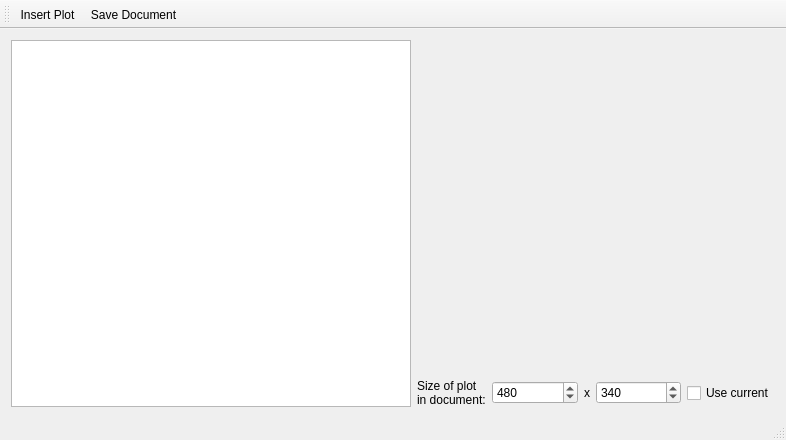
Qt form CrowdAnalysys/graphview.ui (AlexanderJHill/Software-Engineering) before a commit.
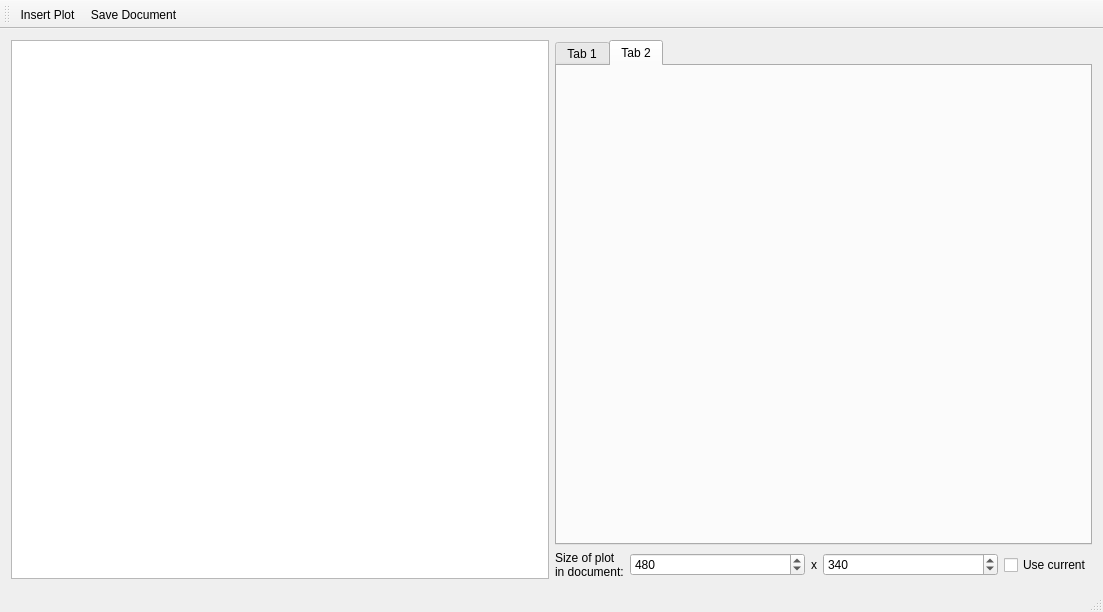
The same form after that commit. Custom widgets are drawn as their Qt base class.

Diff of the .ui file:
```diff
--- a/CrowdAnalysys/graphview.ui
+++ b/CrowdAnalysys/graphview.ui
@@ -6,13 +6,16 @@
    <rect>
     <x>0</x>
     <y>0</y>
-    <width>786</width>
-    <height>440</height>
+    <width>1103</width>
+    <height>612</height>
    </rect>
   </property>
   <property name="windowTitle">
    <string>QCustomPlot Document Insertion Demo</string>
   </property>
+  <property name="documentMode">
+   <bool>false</bool>
+  </property>
   <widget class="QWidget" name="centralWidget">
    <layout class="QHBoxLayout" name="horizontalLayout_2">
     <item>
@@ -28,13 +31,56 @@
     <item>
      <layout class="QVBoxLayout" name="verticalLayout">
       <item>
-       <widget class="QCustomPlot" name="plot" native="true">
-        <property name="sizePolicy">
-         <sizepolicy hsizetype="Preferred" vsizetype="MinimumExpanding">
-          <horstretch>0</horstretch>
-          <verstretch>0</verstretch>
-         </sizepolicy>
+       <widget class="QTabWidget" name="tabWidget">
+        <property name="currentIndex">
+         <number>1</number>
         </property>
+        <widget class="QWidget" name="tab">
+         <property name="sizePolicy">
+          <sizepolicy hsizetype="Expanding" vsizetype="Expanding">
+           <horstretch>0</horstretch>
+           <verstretch>0</verstretch>
+          </sizepolicy>
+         </property>
+         <attribute name="title">
+          <string>Tab 1</string>
+         </attribute>
+         <layout class="QGridLayout" name="gridLayout">
+          <item row="0" column="0">
+           <widget class="QCustomPlot" name="plot" native="true">
+            <property name="sizePolicy">
+             <sizepolicy hsizetype="Expanding" vsizetype="Expanding">
+              <horstretch>0</horstretch>
+              <verstretch>0</verstretch>
+             </sizepolicy>
+            </property>
+           </widget>
+          </item>
+         </layout>
+        </widget>
+        <widget class="QWidget" name="tab_2">
+         <property name="sizePolicy">
+          <sizepolicy hsizetype="Expanding" vsizetype="Expanding">
+           <horstretch>0</horstretch>
+           <verstretch>0</verstretch>
+          </sizepolicy>
+         </property>
+         <attribute name="title">
+          <string>Tab 2</string>
+         </attribute>
+         <layout class="QGridLayout" name="gridLayout_2">
+          <item row="0" column="0">
+           <widget class="QCustomPlot" name="plot_2" native="true">
+            <property name="sizePolicy">
+             <sizepolicy hsizetype="Expanding" vsizetype="Expanding">
+              <horstretch>0</horstretch>
+              <verstretch>0</verstretch>
+             </sizepolicy>
+            </property>
+           </widget>
+          </item>
+         </layout>
+        </widget>
        </widget>
       </item>
       <item>
```
